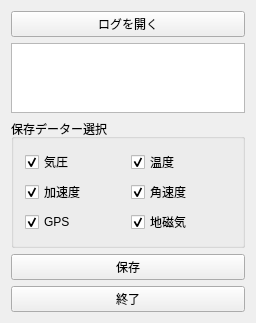
First picture: the form in widget.ui, repository futr/DataReader2, before the edit.
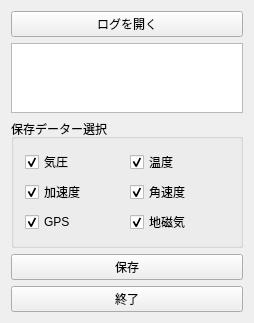
Second picture: the form after the edit.

What changed in the file:
```diff
--- a/widget.ui
+++ b/widget.ui
@@ -6,7 +6,7 @@
    <rect>
     <x>0</x>
     <y>0</y>
-    <width>256</width>
+    <width>254</width>
     <height>309</height>
    </rect>
   </property>
```
